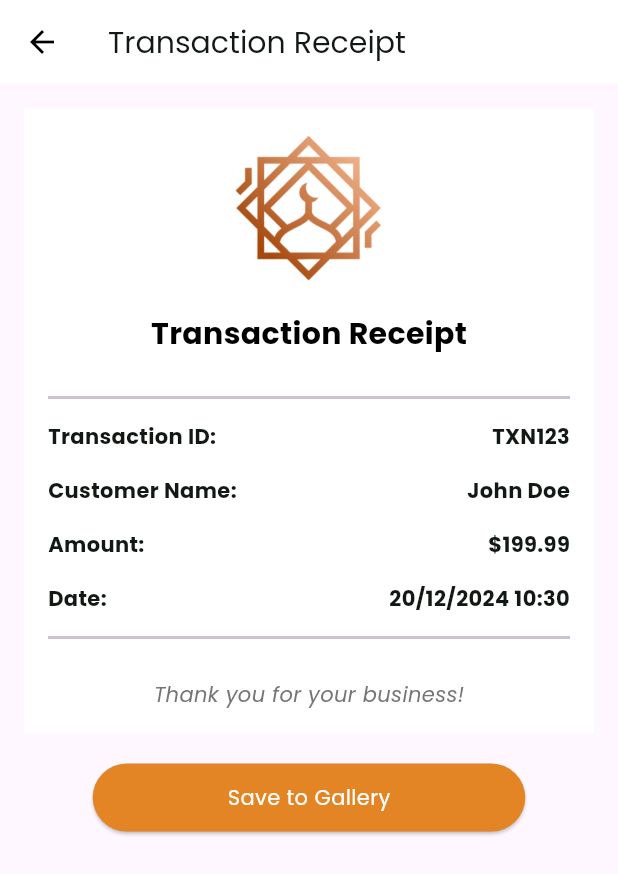
After one commit to AbdulsemedM/Is-Fin, a Flutter app: the ReceiptPage screen opened directly, after a tap on "Save to Gallery", on a phone screen of 412 x 824 dp. The commit adds this screen. Shown: the top 874 px of the screen. Run offline on Flutter 3.47's test engine with Material 3 defaults, Android fonts, the light colour scheme and no system bars; drawn by our look-alikes of screenshot; our stand-ins replace custom_sliding_segmented_control, device_info_plus, dio, flutter_bloc, flutter_secure_storage, get and 8 more; missing offline and left inert: flutter_advanced_segment, image_gallery_saver_plus, syncfusion_flutter_pdfviewer; accounts and stored records are empty; network calls fail.

Commit message:
repayment is complete

```diff
--- a/lib/features/finances/data/repository/finances_repository.dart
+++ b/lib/features/finances/data/repository/finances_repository.dart
@@ -17,6 +17,7 @@ class FinancesRepository {
         final loan = (data['response'] as List)
             .map((myLoan) => ActiveLoanModel.fromMap(myLoan))
             .toList();
+        print(loan);
         return loan;
       } else {
         throw 'Invalid data format';
--- a/lib/features/home/presentation/screens/home_screen.dart
+++ b/lib/features/home/presentation/screens/home_screen.dart
@@ -233,7 +233,11 @@ class _HomeScreenState extends State<HomeScreen> {
                 ),
                 const SizedBox(height: 8),
                 Text(
-                    'Complete your KYC to achieve a good credit score. A verified KYC helps improve your financial profile!',
+                    kycStatus == "null" ||
+                            kycStatus == "Not Filled" ||
+                            kycStatus == "IN_PROGRESS"
+                        ? 'Complete your KYC to achieve a good credit score. A verified KYC helps improve your financial profile!'
+                        : 'Your KYC is verified. A verified KYC helps improve your financial profile!',
                     textAlign: TextAlign.center,
                     style: Theme.of(context)
                         .textTheme
--- /dev/null
+++ b/lib/features/loan_repayment/bloc/loan_repayment_event.dart
@@ -0,0 +1,6 @@
+part of 'loan_repayment_bloc.dart';
+
+@immutable
+sealed class LoanRepaymentEvent {}
+
+class GetRepaymentHistoryEvent extends LoanRepaymentEvent {}
--- /dev/null
+++ b/lib/features/repayment/presentation/screen/reciept_screen.dart
@@ -0,0 +1,191 @@
+import 'package:flutter/material.dart';
+import 'package:ifb_loan/app/app_button.dart';
+import 'package:ifb_loan/app/utils/app_colors.dart';
+import 'package:ifb_loan/app/utils/app_theme.dart';
+import 'package:image_gallery_saver_plus/image_gallery_saver_plus.dart';
+import 'dart:typed_data';
+import 'package:screenshot/screenshot.dart';
+import 'package:permission_handler/permission_handler.dart';
+import 'package:intl/intl.dart';
+import 'dart:io';
+import 'package:device_info_plus/device_info_plus.dart';
+
+// import 'package:app_settings/app_settings.dart';
+class ReceiptPage extends StatefulWidget {
+  final String transactionId;
+  final String customerName;
+  final double amount;
+
+  const ReceiptPage({
+    super.key,
+    required this.transactionId,
+    required this.customerName,
+    required this.amount,
+  });
+
+  @override
+  _ReceiptPageState createState() => _ReceiptPageState();
+}
+
+class _ReceiptPageState extends State<ReceiptPage> {
+  final _screenshotController = ScreenshotController();
+  final DateTime _date = DateTime.now();
+  final currencyFormat = NumberFormat.currency(symbol: '\$');
+
+  Future<void> _saveToGallery() async {
+    try {
+      // Request photos permission for Android 13+ and storage permission for older versions
+      final Permission permission = Platform.isAndroid &&
+              await DeviceInfoPlugin()
+                      .androidInfo
+                      .then((info) => info.version.sdkInt) >=
+                  33
+          ? Permission.photos
+          : Permission.storage;
+
+      final status = await permission.request();
+
+      if (status.isGranted) {
+        // Capture receipt as image
+        final Uint8List? imageBytes = await _screenshotController.capture();
+
+        if (imageBytes != null) {
+          // Save to gallery using image_gallery_saver_plus
+          final result = await ImageGallerySaverPlus.saveImage(
+            imageBytes,
+            name: 'Receipt_${widget.transactionId}',
+            quality: 100,
+            isReturnImagePathOfIOS: true,
+          );
+
+          // Check if the save was successful by verifying the result map
+          if (result != null && result['isSuccess'] == true) {
+            ScaffoldMessenger.of(context).showSnackBar(
+              const SnackBar(
+                content: Text('Receipt saved successfully!'),
+                backgroundColor: Colors.green,
+              ),
+            );
+          } else {
+            throw Exception('Failed to save image');
+          }
+        }
+      } else if (status.isPermanentlyDenied) {
+        // Guide user to app settings if permission is permanently denied
+        await openAppSettings();
+      } else {
+        throw Exception('Permission denied');
+      }
+    } catch (e) {
+      print(e.toString());
+      ScaffoldMessenger.of(context).showSnackBar(
+        SnackBar(
+          content: Text('Failed to save receipt: ${e.toString()}'),
+          backgroundColor: Colors.red,
+        ),
+      );
+    }
+  }
+
+  @override
+  Widget build(BuildContext context) {
+    return Scaffold(
+      appBar: AppBar(
+        title: Text('Transaction Receipt',
+            style: Theme.of(context).textTheme.displaySmall),
+      ),
+      body: SingleChildScrollView(
+        padding: const EdgeInsets.all(16),
+        child: Column(
+          children: [
+            Screenshot(
+              controller: _screenshotController,
+              child: Container(
+                padding: const EdgeInsets.all(16),
+                color: Colors.white,
+                child: Column(
+                  crossAxisAlignment: CrossAxisAlignment.start,
+                  children: [
+                    // Bank Logo
+                    Center(
+                      child: Image.asset(
+                        'assets/images/rizq4.png',
+                        height: 100,
+                      ),
+                    ),
+                    const SizedBox(height: 20),
+                    const Center(
+                      child: Text(
+                        'Transaction Receipt',
+                        style: TextStyle(
+                            fontSize: 20, fontWeight: FontWeight.bold),
+                      ),
+                    ),
+                    const SizedBox(height: 20),
+                    const Divider(thickness: 2),
+                    _buildReceiptRow('Transaction ID:', widget.transactionId),
+                    _buildReceiptRow('Customer Name:', widget.customerName),
+                    _buildReceiptRow(
+                        'Amount:', currencyFormat.format(widget.amount)),
+                    _buildReceiptRow(
+                        'Date:', DateFormat('dd/MM/yyyy HH:mm').format(_date)),
+                    const Divider(thickness: 2),
+                    const SizedBox(height: 20),
+                    Center(
+                      child: Text(
+                        'Thank you for your business!',
+                        style: TextStyle(
+                          fontStyle: FontStyle.italic,
+                          color: Colors.grey[600],
+                        ),
+                      ),
+                    ),
+                  ],
+                ),
+              ),
+            ),
+            const SizedBox(height: 20),
+            MyButton(
+                width: ScreenConfig.screenWidth * 0.7,
+                backgroundColor: AppColors.primaryColor,
+                onPressed: _saveToGallery,
+                buttonText: Text('Save to Gallery',
+                    style: Theme.of(context)
+                        .textTheme
+                        .bodyMedium
+                        ?.copyWith(color: Colors.white))),
+            const SizedBox(height: 20),
+            // ElevatedButton.icon(
+            //   onPressed: _saveToGallery,
+            //   icon: Icon(Icons.download),
+            //   label: Text('Save to Gallery'),
+            //   style: ElevatedButton.styleFrom(
+            //     padding: EdgeInsets.symmetric(horizontal: 32, vertical: 16),
+            //   ),
+            // ),
+          ],
+        ),
+      ),
+    );
+  }
+
+  Widget _buildReceiptRow(String label, String value) {
+    return Padding(
+      padding: EdgeInsets.symmetric(vertical: 8),
+      child: Row(
+        mainAxisAlignment: MainAxisAlignment.spaceBetween,
+        children: [
+          Text(
+            label,
+            style: Theme.of(context).textTheme.bodyMedium?.copyWith(
+                fontWeight: FontWeight.bold, color: AppColors.primaryTextColor),
+          ),
+          Text(value,
+              style: Theme.of(context).textTheme.bodyMedium?.copyWith(
+                  fontWeight: FontWeight.bold,
+                  color: AppColors.primaryTextColor))
+        ],
+      ),
+    );
+  }
+}
--- a/lib/main.dart
+++ b/lib/main.dart
@@ -25,6 +25,9 @@ import 'package:ifb_loan/features/loan_application/data/repository/loan_app_repo
 import 'package:ifb_loan/features/loan_approval_status/bloc/loan_approval_status_bloc.dart';
 import 'package:ifb_loan/features/loan_approval_status/data/data_provider/loan_approval_status_data_provider.dart';
 import 'package:ifb_loan/features/loan_approval_status/data/repository/loan_approval_status_repository.dart';
+import 'package:ifb_loan/features/loan_repayment/bloc/loan_repayment_bloc.dart';
+import 'package:ifb_loan/features/loan_repayment/data/data_provider/loan_provider_data_provider.dart';
+import 'package:ifb_loan/features/loan_repayment/data/repository/loan_repayment_repository.dart';
 import 'package:ifb_loan/features/login/bloc/login_bloc.dart';
 import 'package:ifb_loan/features/login/data/data_provider/login_data_provider.dart';
 import 'package:ifb_loan/features/login/data/repository/login_repository.dart';
@@ -85,6 +88,9 @@ void main() async {
       BlocProvider(
           create: (contex) => ProviderKycBloc(
               ProviderKYCRepository(ProviderKycDataProvider()))),
+      BlocProvider(
+          create: (contex) => LoanRepaymentBloc(
+              LoanRepaymentRepository(LoanRepaymentDataProvider()))),
     ],
     child: MyApp(
       isFirstTime: isFirstTime,
--- a/pubspec.yaml
+++ b/pubspec.yaml
@@ -54,6 +54,11 @@ dependencies:
   math_expressions: ^2.4.0
   get: ^4.6.6
   path_provider: ^2.1.1
+  screenshot: ^3.0.0
+  image_gallery_saver_plus: ^3.0.5
+  # image_gallery_saver: ^2.0.3
+  permission_handler: ^10.0.0
+  # device_info_plus: ^11.2.0
 
 dev_dependencies:
   flutter_test:
```
Also changed, not shown: lib/features/finances/models/active_loan_model.dart (+19 -3 lines), lib/features/finances/presentation/screens/finances_screen.dart (+18 -2 lines), lib/features/finances/presentation/widgets/loan_display_card.dart (+31 -10 lines), lib/features/loan_repayment/bloc/loan_repayment_bloc.dart (added, +25 -0 lines), lib/features/loan_repayment/bloc/loan_repayment_state.dart (added, +18 -0 lines), lib/features/loan_repayment/data/data_provider/loan_provider_data_provider.dart (added, +14 -0 lines), lib/features/loan_repayment/data/repository/loan_repayment_repository.dart (added, +29 -0 lines), lib/features/loan_repayment/models/repayment_history_model.dart (added, +75 -0 lines), lib/features/loan_repayment/presentation/screen/loan_repayment_screen.dart (+102 -68 lines), lib/features/loan_repayment/presentation/widgets/repayment_list_card.dart (+9 -9 lines), pubspec.lock, 3 other files.
